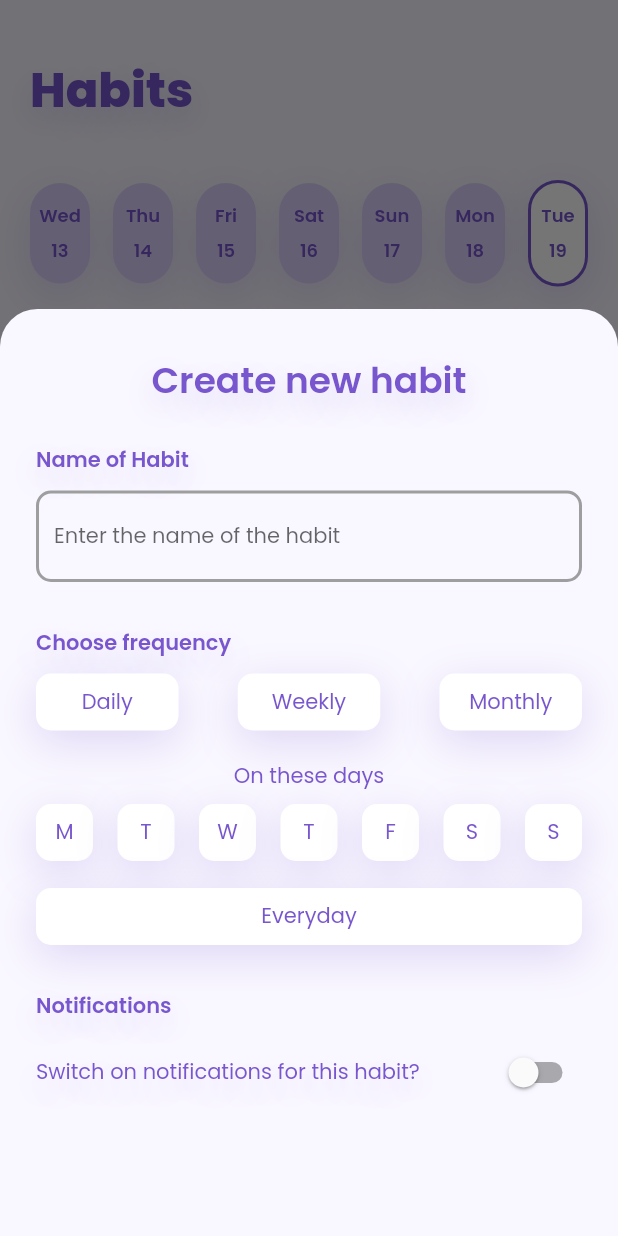
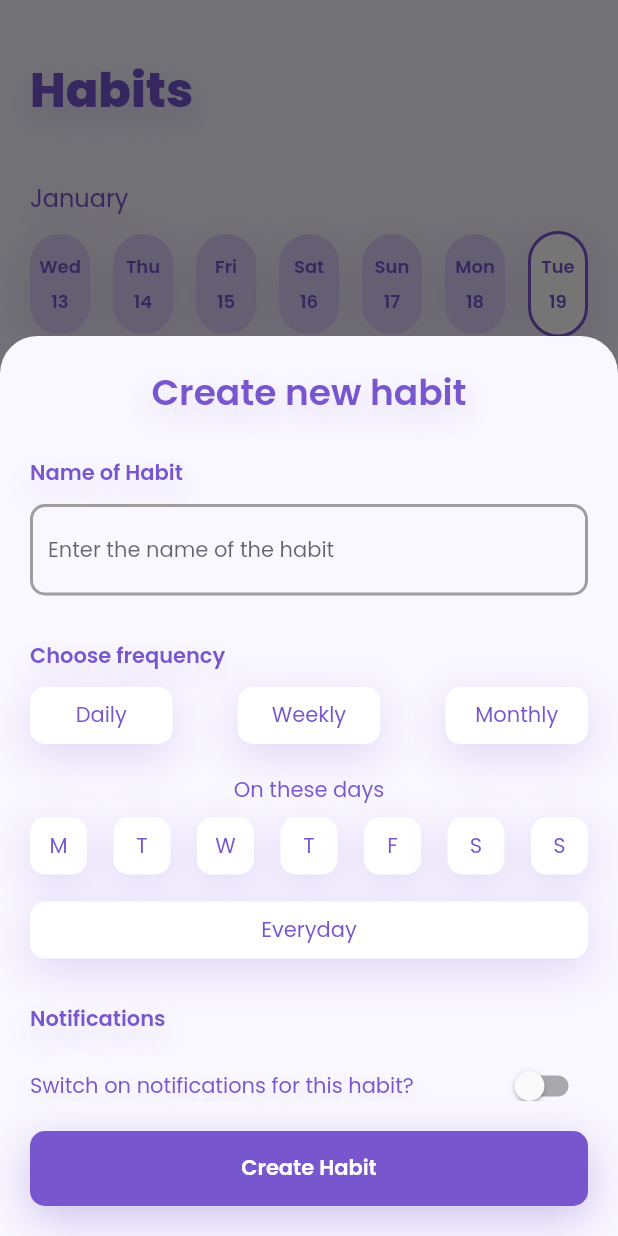
Before and after one commit to afwcole/habittracker, a Flutter app: the screen it shows after launch, after a tap on the "add" icon, on a phone screen of 412 x 824 dp. Run offline on Flutter 3.47's test engine with Material 2 defaults, Android fonts, the phone set to English and light mode, and no system bars; drawn by our look-alikes of expandable; our stand-ins replace google_fonts.

Commit message:
Changes made to bottomsheet and buttontadded

```diff
--- a/lib/pages/homepage.dart
+++ b/lib/pages/homepage.dart
@@ -15,7 +15,7 @@ class HomePage extends StatelessWidget {
       extendBody: true,
       floatingActionButton: FloatingActionButton(
         elevation: 10,
-        backgroundColor: const Color(0xFFB3D264),
+        backgroundColor: const Color(0xFF7856CE), //const Color(0xFFB3D264),
         onPressed: () {
           createHabitBottomSheet(context);
         },
@@ -27,7 +27,8 @@ class HomePage extends StatelessWidget {
       floatingActionButtonLocation: FloatingActionButtonLocation.centerDocked,
       bottomNavigationBar: BottomAppBar(
         elevation: 20,
-        color: const Color(0xFF7856CE),
+        color:
+            const Color(0xFFF9F7FF), //Colors.white, //const Color(0xFF7856CE),
         shape: const CircularNotchedRectangle(),
         notchMargin: 6,
         child: Row(
@@ -37,7 +38,7 @@ class HomePage extends StatelessWidget {
             IconButton(
               icon: const Icon(
                 Icons.home,
-                color: Colors.white,
+                color: const Color(0xFF7856CE),
               ),
               padding: const EdgeInsets.all(15),
               onPressed: () {},
@@ -45,7 +46,7 @@ class HomePage extends StatelessWidget {
             IconButton(
               icon: const Icon(
                 Icons.equalizer,
-                color: Colors.white,
+                color: const Color(0xFF7856CE),
               ),
               onPressed: () {},
             ),
@@ -81,6 +82,26 @@ Widget mainBody(BuildContext context) {
             ),
           ),
           const SizedBox(height: 36),
+          Text(
+            "January",
+            style: GoogleFonts.poppins(
+              textStyle: const TextStyle(
+                fontSize: 16,
+                color: Color(0xFF7856CE),
+                fontWeight: FontWeight.w400,
+              ),
+              shadows: <Shadow>[
+                const Shadow(
+                  offset: Offset(0, 8),
+                  blurRadius: 24,
+                  color: Color(0x337856CE),
+                ),
+              ],
+            ),
+          ),
+          const SizedBox(
+            height: 10,
+          ),
           HorizontalCalendar(
             firstDate: DateTime(2022, 4, 13),
             lastDate: DateTime(2022, 4, 19),
--- a/lib/widgets/create_habit_bottom_sheet.dart
+++ b/lib/widgets/create_habit_bottom_sheet.dart
@@ -6,17 +6,21 @@ Future createHabitBottomSheet(BuildContext context) {
   return showModalBottomSheet(
     isScrollControlled: true,
     constraints:
-        BoxConstraints(maxHeight: MediaQuery.of(context).size.height * 0.75),
+        BoxConstraints(maxHeight: MediaQuery.of(context).size.height * 0.8),
     context: context,
     backgroundColor: const Color(0xFFF9F7FF),
     shape: const RoundedRectangleBorder(
         borderRadius: BorderRadius.vertical(top: Radius.circular(25))),
-    builder: (context) => Column(
-      mainAxisAlignment: MainAxisAlignment.start,
+    builder: (context) => SizedBox(
+      height: 600,
+      child: Stack(
         children: [
-        const SizedBox(
-          height: 30,
-        ),
+          SingleChildScrollView(
+            child: Padding(
+              padding: const EdgeInsets.all(20),
+              child: Column(
+                crossAxisAlignment: CrossAxisAlignment.start,
+                children: [
                   Center(
                     child: Text(
                       "Create new habit",
@@ -36,11 +40,9 @@ Future createHabitBottomSheet(BuildContext context) {
                       ),
                     ),
                   ),
-        Padding(
-          padding: const EdgeInsets.all(24.0),
-          child: Column(
-            crossAxisAlignment: CrossAxisAlignment.start,
-            children: [
+                  const SizedBox(
+                    height: 25,
+                  ),
                   Text(
                     "Name of Habit",
                     style: GoogleFonts.poppins(
@@ -125,10 +127,50 @@ Future createHabitBottomSheet(BuildContext context) {
                     height: 10,
                   ),
                   const SimpleToggle(),
+                  const SizedBox(
+                    height: 25,
+                  ),
                 ],
               ),
             ),
+          ),
+          Align(
+            alignment: Alignment.bottomCenter,
+            child: Container(
+              color: const Color(0xFFF9F7FF),
+              padding: const EdgeInsets.all(20),
+              child: GestureDetector(
+                onTap: () {},
+                child: Container(
+                  decoration: const BoxDecoration(
+                      color: Color(0xFF7856CE),
+                      borderRadius: BorderRadius.all(Radius.circular(10)),
+                      boxShadow: [
+                        BoxShadow(
+                          color: Color(0x557856CE),
+                          blurRadius: 24,
+                          offset: Offset(0, 8),
+                        ),
+                      ]),
+                  height: 50,
+                  child: Center(
+                    child: Text(
+                      "Create Habit",
+                      style: GoogleFonts.poppins(
+                        textStyle: const TextStyle(
+                          fontSize: 14,
+                          color: Colors.white,
+                          fontWeight: FontWeight.w600,
+                        ),
+                      ),
+                    ),
+                  ),
+                ),
+              ),
+            ),
+          ),
         ],
+      ),
     ),
   );
 }
--- a/lib/widgets/home_habit_card.dart
+++ b/lib/widgets/home_habit_card.dart
@@ -31,15 +31,14 @@ class _HomeHabitCardState extends State<HomeHabitCard> {
           ]),
       child: ExpandablePanel(
         theme: const ExpandableThemeData(
-          iconPadding: EdgeInsets.symmetric(horizontal: 20, vertical: 20),
-          iconPlacement: ExpandablePanelIconPlacement.right,
+          iconPadding: EdgeInsets.fromLTRB(0, 20, 20, 0),
           iconColor: Color(0xFF7856CE),
           inkWellBorderRadius: BorderRadius.all(
             Radius.circular(25),
           ),
         ),
         header: Padding(
-          padding: const EdgeInsets.fromLTRB(20, 20, 20, 0),
+          padding: const EdgeInsets.fromLTRB(20, 20, 0, 10),
           child: Column(
             crossAxisAlignment: CrossAxisAlignment.start,
             children: [
@@ -66,16 +65,20 @@ class _HomeHabitCardState extends State<HomeHabitCard> {
             ],
           ),
         ),
-        collapsed: weeklyStreak(
-          context,
-          DateTime(2022, 4, 15),
-          DateTime.now(),
+        collapsed: Column(
+          children: [
+            weeklyStreak(
+              context,
+              DateTime(2022, 4, 17),
+              DateTime.now(),
+            ),
+          ],
         ),
         expanded: Column(
           children: [
             weeklyStreak(
               context,
-              DateTime(2022, 4, 15),
+              DateTime(2022, 4, 17),
               DateTime.now(),
             ),
             habitCardButtonRow(context),
@@ -87,8 +90,8 @@ class _HomeHabitCardState extends State<HomeHabitCard> {
 }
 
 Widget habitCardButtonRow(BuildContext context) {
-  return Container(
-    margin: const EdgeInsets.fromLTRB(20, 5, 20, 20),
+  return Padding(
+    padding: const EdgeInsets.fromLTRB(20, 5, 20, 20),
     child: Row(
       mainAxisAlignment: MainAxisAlignment.spaceBetween,
       children: [
@@ -123,7 +126,7 @@ Widget weeklyStreak(
   List<DateTime> weekList = getDateList(firstDate, lastDate);
 
   return Container(
-    margin: const EdgeInsets.fromLTRB(20, 9, 20, 20),
+    margin: const EdgeInsets.fromLTRB(20, 0, 20, 20),
     child: Row(
       mainAxisAlignment: MainAxisAlignment.spaceBetween,
       children: [
```
Also changed, not shown: 1 other file. Lines whose indentation alone changed are shown as unchanged.
